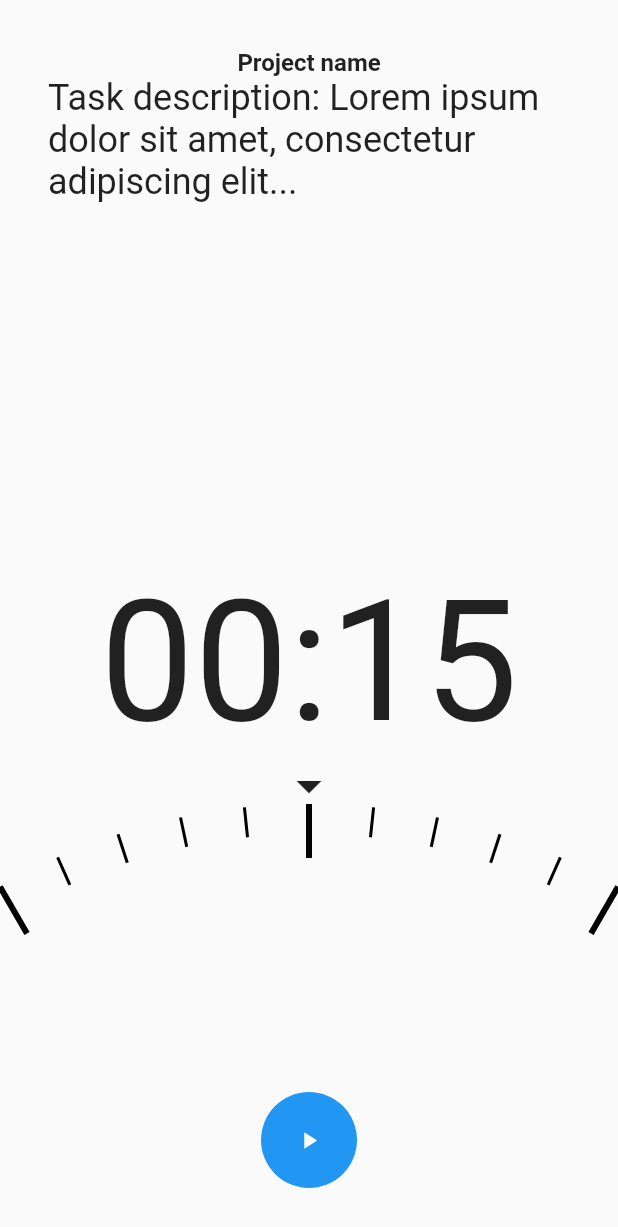
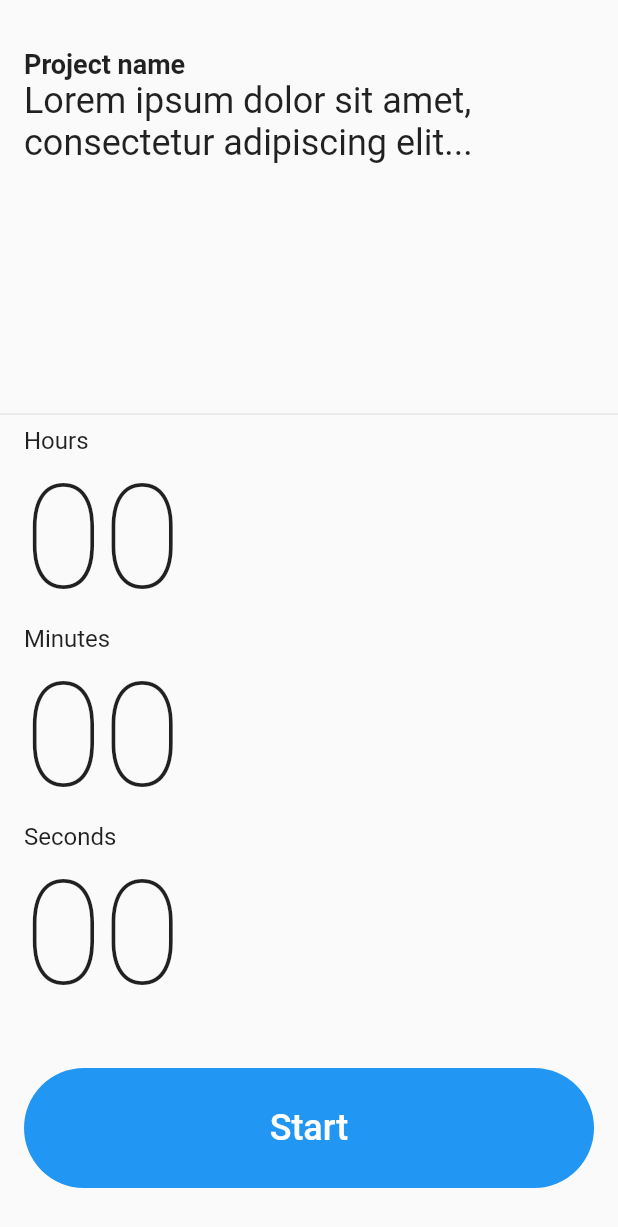
Before and after one commit to LCmaster/project_manager_app, a Flutter app: the TimerPage widget shown alone on an empty page, opened directly, on a phone screen of 412 x 824 dp. Shown: the top 1227 px of the screen. Run offline on Flutter 3.47's test engine with Material 2 defaults, Android fonts, the phone set to English and light mode, and no system bars; our stand-ins replace flutter_riverpod, go_router, hooks_riverpod; generated files the repository leaves out were written again.

Commit message:
Replace old pomodoro timer style with a simpler timer style

```diff
--- a/lib/src/app_router.dart
+++ b/lib/src/app_router.dart
@@ -2,7 +2,7 @@ import 'package:flutter/material.dart';
 import 'package:go_router/go_router.dart';
 import 'package:threev_project_manager_app/src/features/dashboard/pages/dashboard_page.dart';
 import 'package:threev_project_manager_app/src/features/project/pages/project_page.dart';
-import 'package:threev_project_manager_app/src/features/project/pages/task_details_page.dart';
+// import 'package:threev_project_manager_app/src/features/project/pages/task_details_page.dart';
 
 class AppRouter {
   static final dashboard = GoRoute(
@@ -17,19 +17,19 @@ class AppRouter {
       name: "PROJECT",
       builder: (context, state) => ProjectPage(),
       routes: [
-        GoRoute(
-          path: "task",
-          pageBuilder: (context, state) {
-            return MaterialPage(
-              fullscreenDialog: true,
-              child: TaskDetailsPage(
-                  status: "Open",
-                  attachments: 2,
-                  category: "Development",
-                  description: "Description..."),
-            );
-          },
-        ),
+        // GoRoute(
+        //   path: "task",
+        //   pageBuilder: (context, state) {
+        //     return MaterialPage(
+        //       fullscreenDialog: true,
+        //       child: TaskDetailsPage(
+        //           status: "Open",
+        //           attachments: 2,
+        //           category: "Development",
+        //           description: "Description..."),
+        //     );
+        //   },
+        // ),
       ]);
 
   static final router = GoRouter(
--- a/lib/src/features/project/pages/project_page.dart
+++ b/lib/src/features/project/pages/project_page.dart
@@ -2,6 +2,7 @@
 import 'package:flutter/material.dart';
 
 import 'package:threev_project_manager_app/src/features/project/widgets/project_summary.dart';
+import 'package:threev_project_manager_app/src/features/timer/widget/timer_page.dart';
 
 class ProjectPage extends StatefulWidget {
   const ProjectPage({super.key});
@@ -19,7 +20,7 @@ class _ProjectPageState extends State<ProjectPage> {
           "Project name",
         ),
       ),
-      body: const ProjectSummary(),
+      body: const TimerPage(),
     );
   }
 }
--- a/lib/src/features/project/widgets/project_summary.dart
+++ b/lib/src/features/project/widgets/project_summary.dart
@@ -3,7 +3,7 @@ import 'package:go_router/go_router.dart';
 import 'package:threev_project_manager_app/src/features/kanban/widgets/kanban_board.dart';
 import 'package:threev_project_manager_app/src/features/kanban/widgets/kanban_card.dart';
 import 'package:threev_project_manager_app/src/features/kanban/widgets/kanban_stage_header.dart';
-import 'package:threev_project_manager_app/src/features/project/pages/task_details_page.dart';
+// import 'package:threev_project_manager_app/src/features/project/pages/task_details_page.dart';
 
 class ProjectSummary extends StatefulWidget {
   const ProjectSummary({super.key});
--- a/lib/src/features/timer/widget/timer_page.dart
+++ b/lib/src/features/timer/widget/timer_page.dart
@@ -8,46 +8,95 @@ class TimerPage extends StatelessWidget {
   Widget build(BuildContext context) {
     return Column(
       mainAxisAlignment: MainAxisAlignment.end,
-      crossAxisAlignment: CrossAxisAlignment.center,
+      crossAxisAlignment: CrossAxisAlignment.stretch,
       children: [
         SizedBox(
           height: 32,
         ),
-        Text(
-          "Project name",
-          style: TextStyle(fontSize: 16, fontWeight: FontWeight.bold),
-        ),
         Padding(
-          padding: const EdgeInsets.symmetric(horizontal: 32.0),
+          padding: const EdgeInsets.symmetric(horizontal: 16.0),
           child: Text(
-            "Task description: Lorem ipsum dolor sit amet, consectetur adipiscing elit...",
-            style: TextStyle(fontSize: 24),
+            "Project name",
+            style: TextStyle(fontSize: 18, fontWeight: FontWeight.bold),
           ),
         ),
-        Spacer(),
-        Container(
-          width: double.infinity,
-          height: 128,
-          padding: EdgeInsets.symmetric(horizontal: 64.0),
-          child: FittedBox(child: Text("00:15")),
-        ),
-        SizedBox(
-          height: 96,
-          child: Align(
-            alignment: Alignment.topCenter,
-            child: Icon(
-              Icons.arrow_drop_down,
-              size: 40,
+        Expanded(
+          child: Padding(
+            padding: const EdgeInsets.symmetric(horizontal: 16.0),
+            child: Text(
+              "Lorem ipsum dolor sit amet, consectetur adipiscing elit...",
+              style: TextStyle(fontSize: 24),
             ),
           ),
         ),
-        SizedBox(height: 128, child: TimerSlider()),
+        Divider(),
+        Padding(
+          padding: const EdgeInsets.symmetric(horizontal: 16.0),
+          child: Text(
+            "Hours",
+            style: TextStyle(fontSize: 16, fontWeight: FontWeight.w400),
+          ),
+        ),
+        Padding(
+          padding: const EdgeInsets.symmetric(horizontal: 16.0),
+          child: Text(
+            "00",
+            style: TextStyle(fontSize: 96, fontWeight: FontWeight.w100),
+          ),
+        ),
+        // Padding(
+        //   padding: const EdgeInsets.symmetric(horizontal: 16.0),
+        //   child: Text(
+        //     "minutes",
+        //     style: TextStyle(fontSize: 24, fontWeight: FontWeight.w400),
+        //   ),
+        // ),
+        Padding(
+          padding: const EdgeInsets.symmetric(horizontal: 16.0),
+          child: Text(
+            "Minutes",
+            style: TextStyle(fontSize: 16, fontWeight: FontWeight.w400),
+          ),
+        ),
+        Padding(
+          padding: const EdgeInsets.symmetric(horizontal: 16.0),
+          child: Row(
+            children: [
+              Text(
+                "00",
+                style: TextStyle(fontSize: 96, fontWeight: FontWeight.w100),
+              ),
+            ],
+          ),
+        ),
+        Padding(
+          padding: const EdgeInsets.symmetric(horizontal: 16.0),
+          child: Text(
+            "Seconds",
+            style: TextStyle(fontSize: 16, fontWeight: FontWeight.w400),
+          ),
+        ),
+        Padding(
+          padding: const EdgeInsets.symmetric(horizontal: 16.0),
+          child: Text(
+            "00",
+            style: TextStyle(fontSize: 96, fontWeight: FontWeight.w100),
+          ),
+        ),
         SizedBox(
-          height: 64,
-          child: FilledButton(
-            onPressed: () {},
-            child: Icon(Icons.play_arrow),
-          ),
+          height: 32,
+        ),
+        Padding(
+          padding: const EdgeInsets.symmetric(horizontal: 16.0),
+          child: SizedBox(
+              height: 80,
+              width: double.infinity,
+              child: FilledButton(
+                  onPressed: () {},
+                  child: Text(
+                    "Start",
+                    style: TextStyle(fontSize: 24),
+                  ))),
         ),
         SizedBox(
           height: 32,
--- a/lib/src/features/timer/widget/timer_slider.dart
+++ b/lib/src/features/timer/widget/timer_slider.dart
@@ -6,16 +6,30 @@ class TimerSlider extends StatelessWidget {
 
   @override
   Widget build(BuildContext context) {
-    return GestureDetector(
-      child: LayoutBuilder(
-        builder: (context, constraints) {
-          return SizedBox(
-            width: constraints.maxWidth,
-            height: constraints.maxWidth / 2,
-            child: Transform.scale(
-                scale: 2, child: TimerClock(radius: constraints.maxWidth / 2)),
-          );
+    return Container(
+      color: Colors.red,
+      child: GestureDetector(
+        onTap: () {
+          print("On Tap");
         },
+        onTapDown: (details) {
+          print("On Tap Down");
+        },
+        onHorizontalDragUpdate: (details) {
+          print("On Drag Update");
+        },
+        child: LayoutBuilder(
+          builder: (context, constraints) {
+            return SizedBox(
+              width: constraints.maxWidth,
+              height: constraints.maxWidth / 3,
+              // child: Transform.scale(
+              //   scale: 2,
+              //   child: TimerClock(radius: constraints.maxWidth / 2),
+              // ),
+            );
+          },
+        ),
       ),
     );
   }
```
